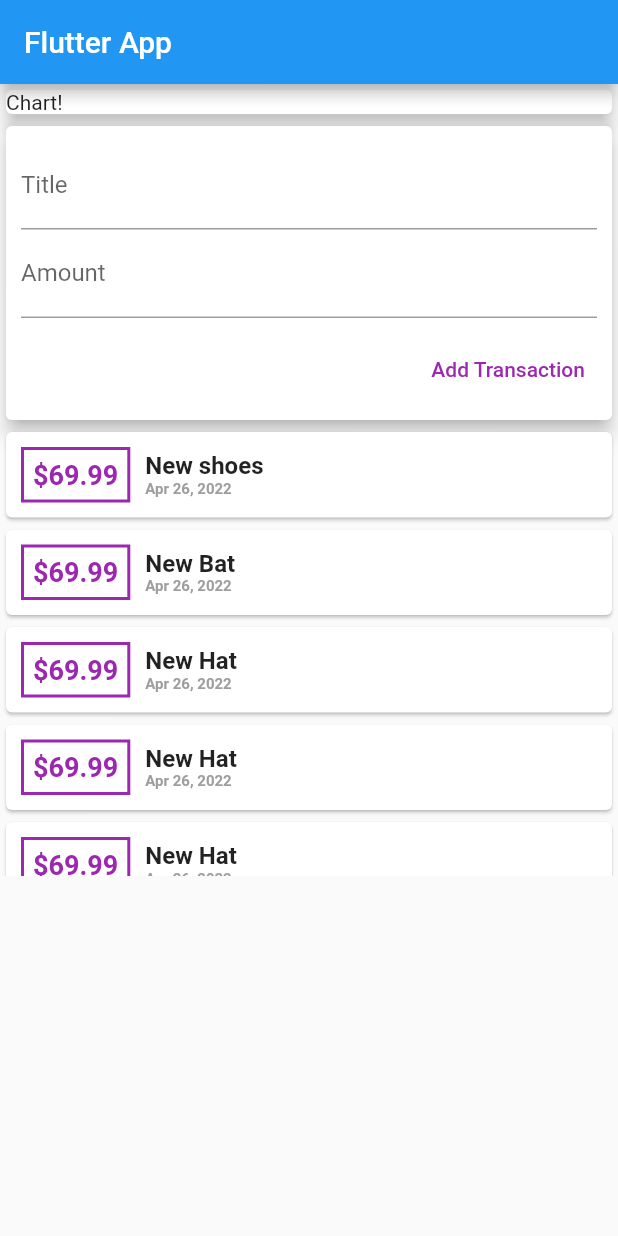
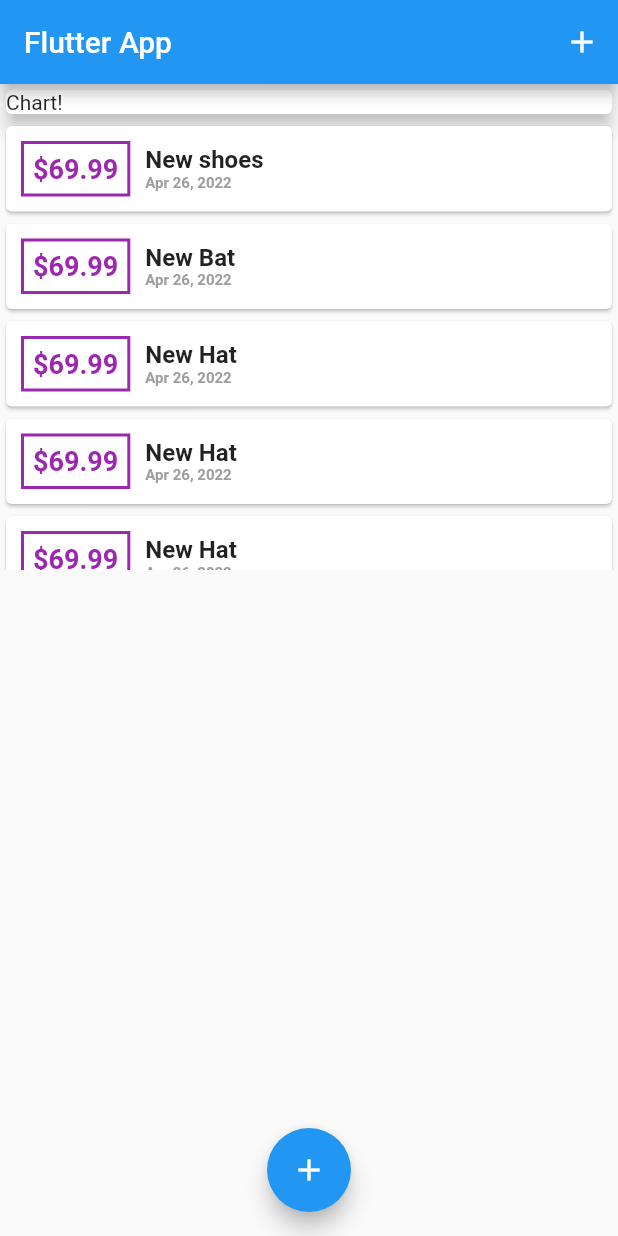
Before and after one commit to Hussain-7/Flutter_personal_expense_app, a Flutter app: the screen it shows after launch, on a phone screen of 412 x 824 dp. Run offline on Flutter 3.47's test engine with Material 2 defaults, Android fonts, the phone set to English and light mode, and no system bars.

Commit message:
bottom sheet widget added for user input

```diff
--- a/lib/main.dart
+++ b/lib/main.dart
@@ -1,5 +1,7 @@
 import 'package:flutter/material.dart';
-import 'package:personal_expense_app/widgets/user_transaction.dart';
+import 'package:personal_expense_app/models/transaction.dart';
+import 'package:personal_expense_app/widgets/new_transaction.dart';
+import 'package:personal_expense_app/widgets/transaction_list.dart';
 
 void main() {
   runApp(const MyApp());
@@ -25,19 +27,72 @@ class MyApp extends StatelessWidget {
         // is not restarted.
         primarySwatch: Colors.blue,
       ),
+      debugShowCheckedModeBanner: false,
       home: MyHomePage(),
     );
   }
 }
 
-class MyHomePage extends StatelessWidget {
-  late String titleInput;
-  late String amountInput;
+class MyHomePage extends StatefulWidget {
+  @override
+  State<MyHomePage> createState() => _MyHomePageState();
+}
+
+class _MyHomePageState extends State<MyHomePage> {
+  final List<Transaction> _userTransaction = [
+    Transaction(
+        id: "t1", title: "New shoes", amount: 69.99, date: DateTime.now()),
+    Transaction(
+        id: "t2", title: "New Bat", amount: 69.99, date: DateTime.now()),
+    Transaction(
+        id: "t3", title: "New Hat", amount: 69.99, date: DateTime.now()),
+    Transaction(
+        id: "t3", title: "New Hat", amount: 69.99, date: DateTime.now()),
+    Transaction(
+        id: "t3", title: "New Hat", amount: 69.99, date: DateTime.now()),
+    Transaction(
+        id: "t3", title: "New Hat", amount: 69.99, date: DateTime.now()),
+  ];
+
+  void _addNewTransaction(String txTitle, double txAmount) {
+    final newTx = Transaction(
+        title: txTitle,
+        amount: txAmount,
+        date: DateTime.now(),
+        id: DateTime.now().toString());
+    setState(() {
+      _userTransaction.add(newTx);
+    });
+  }
+
+  void startAddNewTransaction(BuildContext ctx) {
+    showModalBottomSheet(
+        context: ctx,
+        builder: (bCtx) {
+          return GestureDetector(
+            child: NewTransaction(_addNewTransaction),
+            onTap: () {},
+            behavior: HitTestBehavior.opaque,
+          );
+        });
+  }
 
   @override
   Widget build(BuildContext context) {
     return Scaffold(
-      appBar: AppBar(title: const Text('Flutter App')),
+      appBar: AppBar(
+        title: const Text('Flutter App'),
+        actions: <Widget>[
+          IconButton(
+            icon: Icon(Icons.add),
+            onPressed: () => startAddNewTransaction(context),
+          )
+        ],
+      ),
+      floatingActionButtonLocation: FloatingActionButtonLocation.centerFloat,
+      floatingActionButton: FloatingActionButton(
+          onPressed: () => startAddNewTransaction(context),
+          child: Icon(Icons.add)),
       body: ListView(
           // mainAxisAlignment: MainAxisAlignment.start,
           children: <Widget>[
@@ -48,7 +103,7 @@ class MyHomePage extends StatelessWidget {
                 elevation: 5,
               ),
             ),
-            UserTransaction()
+            TransactionList(transactions: _userTransaction),
           ]),
     );
   }
--- a/lib/widgets/transaction_list.dart
+++ b/lib/widgets/transaction_list.dart
@@ -23,7 +23,8 @@ class TransactionList extends StatelessWidget {
                             color: Colors.purple,
                             width: 2,
                             style: BorderStyle.solid)),
-                    child: Text("\$${transactions[index].amount}",
+                    child: Text(
+                        "\$${transactions[index].amount.toStringAsFixed(2)}",
                         style: const TextStyle(
                             fontWeight: FontWeight.bold,
                             fontSize: 18,
```
Also changed, not shown: lib/widgets/new_transaction.dart (+12 -3 lines).
